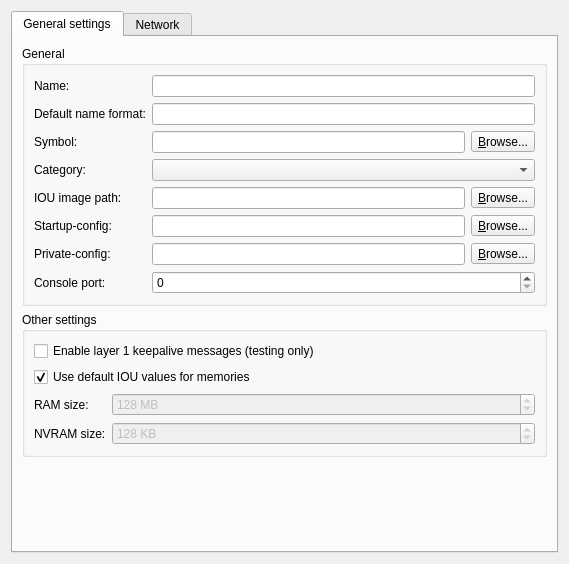
Old version of the form gns3/modules/iou/ui/iou_device_configuration_page.ui in the repository GNS3/gns3-gui.
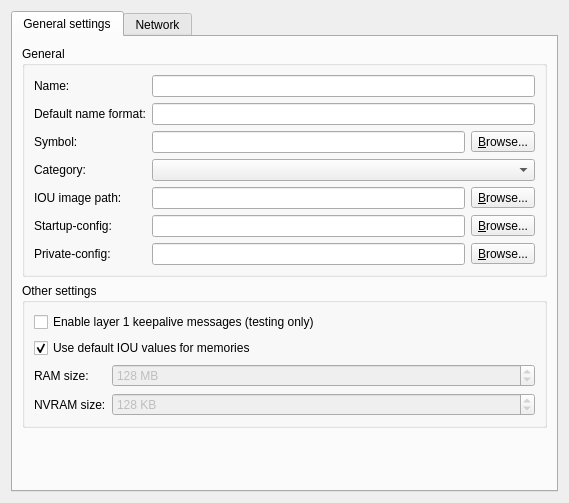
New version of the form.

Commit message: Remove manual console port choice. Fixes #1167.

```diff
--- a/gns3/modules/iou/ui/iou_device_configuration_page.ui
+++ b/gns3/modules/iou/ui/iou_device_configuration_page.ui
@@ -7,7 +7,7 @@
     <x>0</x>
     <y>0</y>
     <width>569</width>
-    <height>564</height>
+    <height>503</height>
    </rect>
   </property>
   <property name="windowTitle">
@@ -149,20 +149,6 @@
             </item>
            </layout>
           </item>
-          <item row="8" column="0">
-           <widget class="QLabel" name="uiConsolePortLabel">
-            <property name="text">
-             <string>Console port:</string>
-            </property>
-           </widget>
-          </item>
-          <item row="8" column="1">
-           <widget class="QSpinBox" name="uiConsolePortSpinBox">
-            <property name="maximum">
-             <number>65535</number>
-            </property>
-           </widget>
-          </item>
           <item row="1" column="0">
            <widget class="QLabel" name="uiDefaultNameFormatLabel">
             <property name="text">
```
The commit also changes 20 other files.
